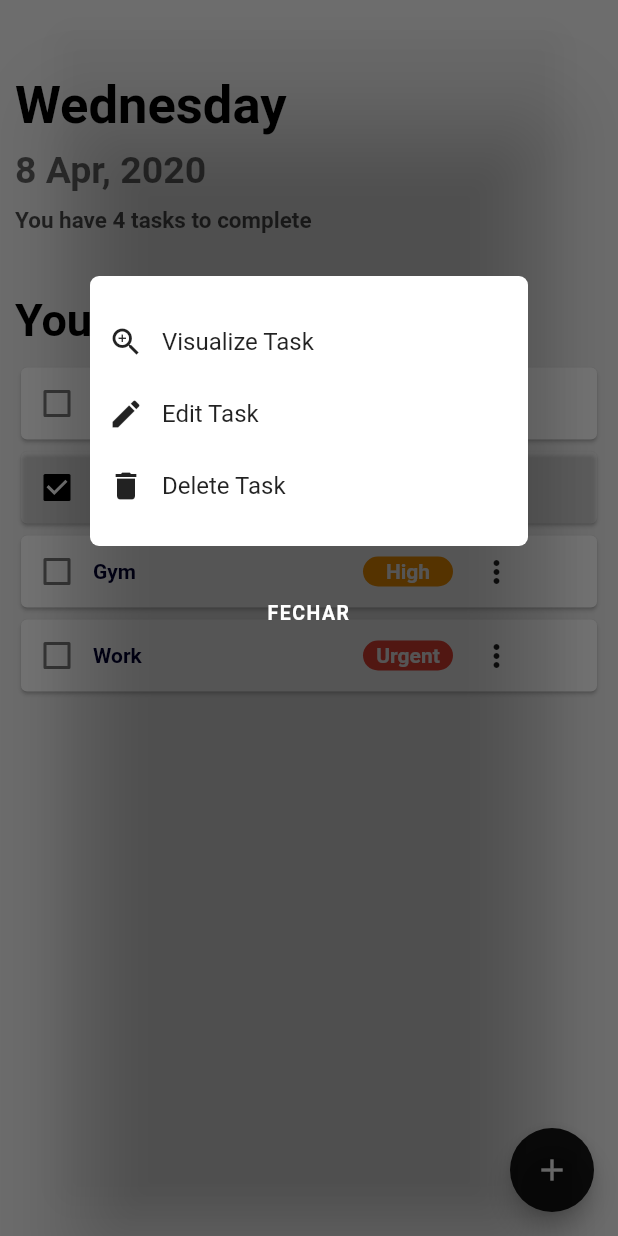
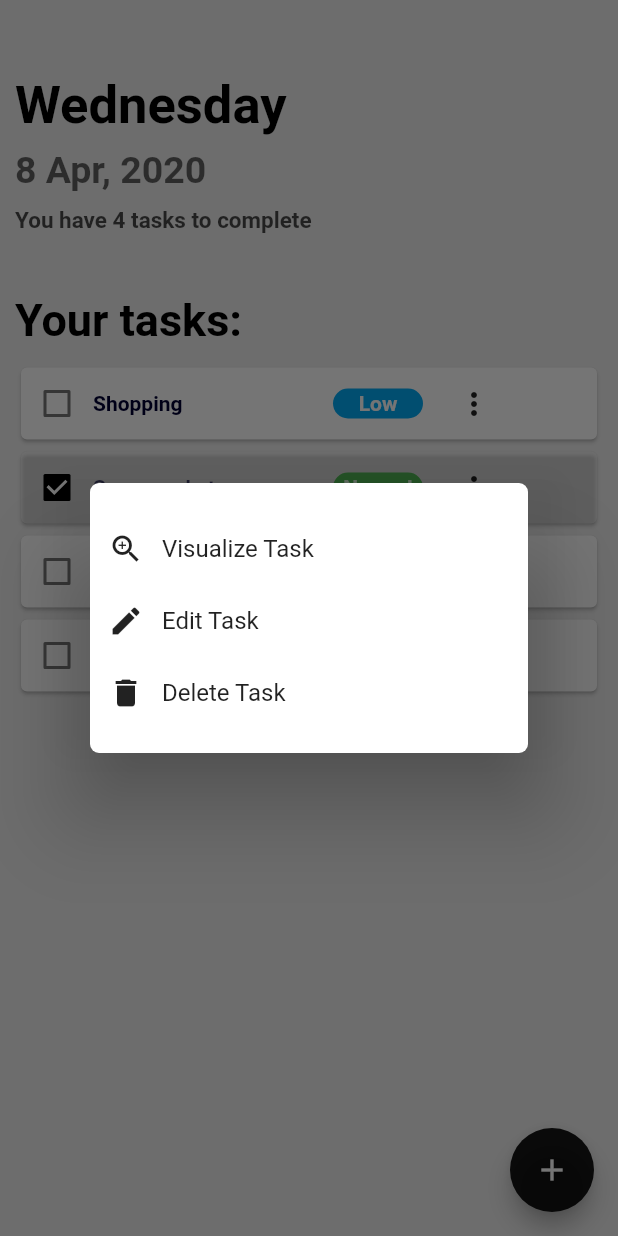
Before and after one commit to gabrielrmn/todolist, a Flutter app: the screen it shows after launch, after a tap on the "more vert" icon, on a phone screen of 412 x 824 dp. Run offline on Flutter 3.47's test engine with Material 2 defaults, Android fonts, the phone set to English and light mode, and no system bars; drawn by our look-alikes of auto_size_text; our stand-ins replace google_fonts, splashscreen.

Commit message:
Add Priority

```diff
--- a/lib/pages/todolist.homepage.dart
+++ b/lib/pages/todolist.homepage.dart
@@ -149,7 +149,7 @@ class _ToDoListHomePageState extends State<ToDoListHomePage> {
                   },
                 ),
                 Container(
-                  width: 180,
+                  width: 120,
                   child: AutoSizeText(
                     tarefas[index].name,
                     style: GoogleFonts.roboto(
@@ -166,7 +166,7 @@ class _ToDoListHomePageState extends State<ToDoListHomePage> {
                   ),
                 ),
                 Padding(
-                  padding: EdgeInsets.only(right: 5),
+                  padding: EdgeInsets.only(left: 40, right: 10),
                   child: Container(
                     width: 60,
                     height: 20,
@@ -214,14 +214,15 @@ class _ToDoListHomePageState extends State<ToDoListHomePage> {
       context: context,
       builder: (BuildContext context) {
         return AlertDialog(
-          contentPadding: EdgeInsets.only(top: 160, left: 20, right: 20),
+          contentPadding: EdgeInsets.only(left: 20, right: 20),
           shape: RoundedRectangleBorder(
             borderRadius: BorderRadius.all(
               Radius.circular(10),
             ),
           ),
           backgroundColor: Colors.transparent,
-          content: Column(
+          content: SingleChildScrollView(
+            child: ListBody(
               children: <Widget>[
                 Container(
                   padding: EdgeInsets.only(top: 10),
@@ -269,34 +270,8 @@ class _ToDoListHomePageState extends State<ToDoListHomePage> {
                     ],
                   ),
                 ),
-              Padding(
-                padding: EdgeInsets.only(top: 30),
-                child: Container(
-                  height: 30,
-                  width: 150,
-                  decoration: BoxDecoration(
-                    borderRadius: BorderRadius.circular(20),
-                    color: Colors.transparent,
+              ],
             ),
-                  child: SizedBox.expand(
-                    child: FlatButton(
-                        child: Text(
-                          'FECHAR',
-                          style: TextStyle(
-                            color: Colors.white,
-                            letterSpacing: 1.0,
-                            fontWeight: FontWeight.bold,
-                            fontSize: 13,
-                          ),
-                          textAlign: TextAlign.center,
-                        ),
-                        onPressed: () {
-                          Navigator.pop(context);
-                        }),
-                  ),
-                ),
-              ),
-            ],
           ),
         );
       },
@@ -314,5 +289,6 @@ class _ToDoListHomePageState extends State<ToDoListHomePage> {
       case "Urgent":
         return Colors.red;
     }
+    return Colors.transparent;
   }
 }
```
Also changed, not shown: lib/pages/todolist.createcard.dart (+25 -1 lines). Lines whose indentation alone changed are shown as unchanged.
